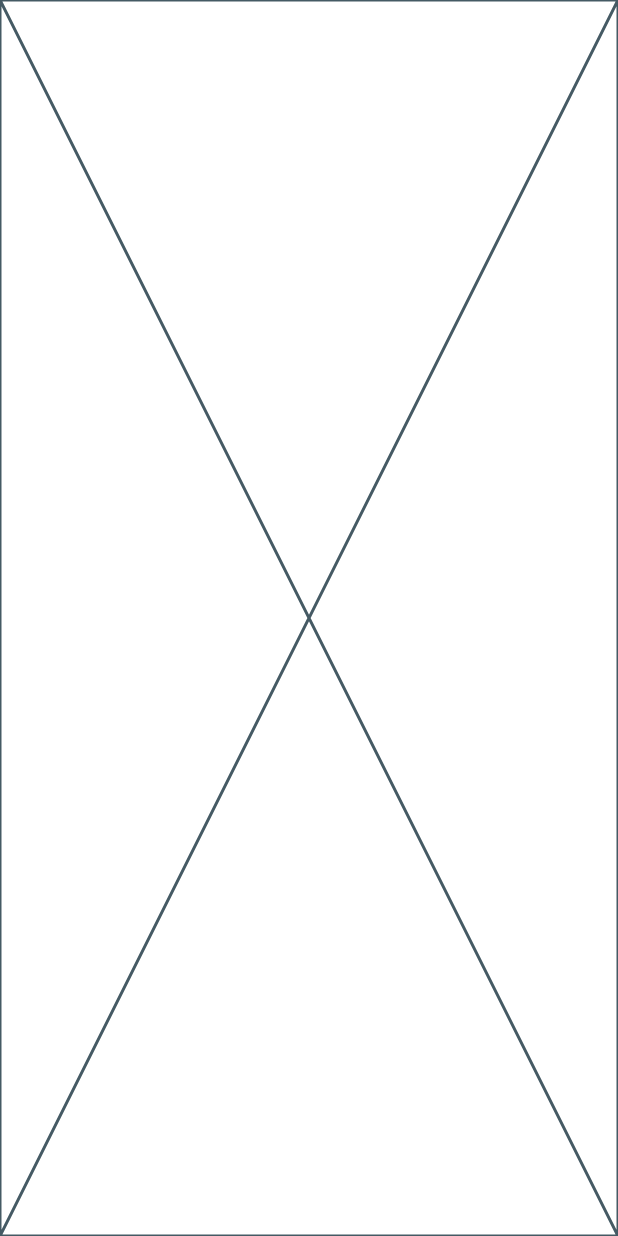
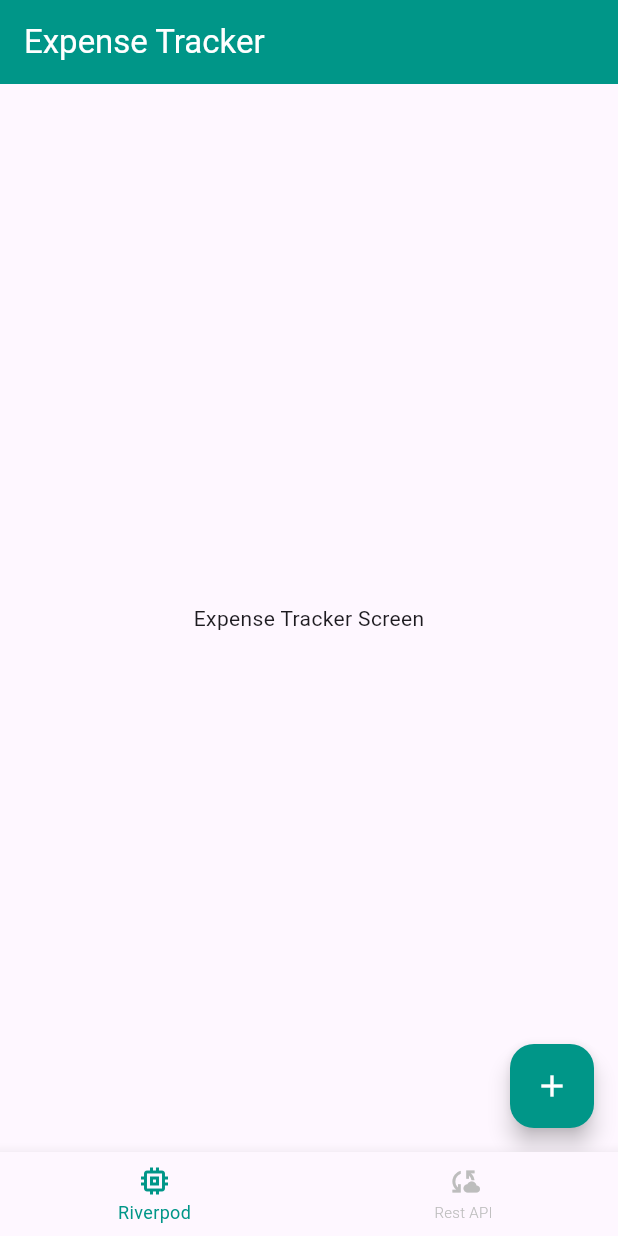
Before and after one commit to alikahfi275/flutter_case_study, a Flutter app: the screen it shows after launch, on a phone screen of 412 x 824 dp. Run offline on Flutter 3.47's test engine with Material 3 defaults, Android fonts, the phone set to English and light mode, and no system bars; our stand-ins replace dio, flutter_riverpod.

Commit message:
add screen expense and products

```diff
--- /dev/null
+++ b/lib/core/routes/bottom_nav.dart
@@ -0,0 +1,48 @@
+import 'package:case_study/data/bottom_nav_provider.dart';
+import 'package:flutter/material.dart';
+import 'package:flutter_riverpod/flutter_riverpod.dart';
+
+class BottomNav extends ConsumerWidget {
+  const BottomNav({super.key});
+
+  @override
+  Widget build(BuildContext context, WidgetRef ref) {
+    final currentIndex = ref.watch(bottomNavProvider);
+    final navController = ref.read(bottomNavProvider.notifier);
+
+    return Scaffold(
+      body: navController.pages[currentIndex],
+      bottomNavigationBar: BottomNavigationBar(
+        currentIndex: currentIndex,
+        onTap: (index) => navController.changePage(index),
+        type: BottomNavigationBarType.fixed,
+
+        selectedItemColor: Colors.teal,
+        unselectedItemColor: Colors.grey.shade400,
+
+        selectedIconTheme: const IconThemeData(size: 24, color: Colors.teal),
+        unselectedIconTheme: IconThemeData(
+          size: 22,
+          color: Colors.grey.shade400,
+        ),
+
+        selectedLabelStyle: const TextStyle(
+          fontSize: 12,
+          fontWeight: FontWeight.w400,
+        ),
+        unselectedLabelStyle: const TextStyle(
+          fontSize: 10,
+          fontWeight: FontWeight.w300,
+        ),
+
+        items: const [
+          BottomNavigationBarItem(icon: Icon(Icons.memory), label: 'Riverpod'),
+          BottomNavigationBarItem(
+            icon: Icon(Icons.cloud_sync),
+            label: 'Rest API',
+          ),
+        ],
+      ),
+    );
+  }
+}
--- /dev/null
+++ b/lib/data/bottom_nav_provider.dart
@@ -0,0 +1,17 @@
+import 'package:case_study/view/expense_tracker_screen.dart';
+import 'package:case_study/view/products_screen.dart';
+import 'package:flutter_riverpod/legacy.dart';
+
+class BottomNavNotifier extends StateNotifier<int> {
+  BottomNavNotifier() : super(0);
+
+  final pages = const [ExpenseTrackerScreen(), ProductsScreen()];
+
+  void changePage(int index) {
+    state = index;
+  }
+}
+
+final bottomNavProvider = StateNotifierProvider<BottomNavNotifier, int>((ref) {
+  return BottomNavNotifier();
+});
--- a/lib/main.dart
+++ b/lib/main.dart
@@ -1,7 +1,9 @@
+import 'package:case_study/core/routes/bottom_nav.dart';
 import 'package:flutter/material.dart';
+import 'package:flutter_riverpod/flutter_riverpod.dart';
 
 void main() {
-  runApp(const MyApp());
+  runApp(const ProviderScope(child: MyApp()));
 }
 
 class MyApp extends StatelessWidget {
@@ -9,6 +11,9 @@ class MyApp extends StatelessWidget {
 
   @override
   Widget build(BuildContext context) {
-    return const Placeholder();
+    return const MaterialApp(
+      debugShowCheckedModeBanner: false,
+      home: BottomNav(),
+    );
   }
 }
--- /dev/null
+++ b/lib/view/expense_tracker_screen.dart
@@ -0,0 +1,26 @@
+import 'package:flutter/material.dart';
+
+class ExpenseTrackerScreen extends StatelessWidget {
+  const ExpenseTrackerScreen({super.key});
+
+  @override
+  Widget build(BuildContext context) {
+    return Scaffold(
+      appBar: AppBar(
+        title: const Text(
+          'Expense Tracker',
+          style: TextStyle(color: Colors.white),
+        ),
+        backgroundColor: Colors.teal,
+      ),
+      body: const Center(child: Text('Expense Tracker Screen')),
+      floatingActionButton: FloatingActionButton(
+        onPressed: () {},
+        backgroundColor: Colors.teal,
+        foregroundColor: Colors.white,
+        child: const Icon(Icons.add),
+      ),
+      floatingActionButtonAnimator: FloatingActionButtonAnimator.scaling,
+    );
+  }
+}
--- a/pubspec.yaml
+++ b/pubspec.yaml
@@ -34,6 +34,8 @@ dependencies:
   # The following adds the Cupertino Icons font to your application.
   # Use with the CupertinoIcons class for iOS style icons.
   cupertino_icons: ^1.0.8
+  flutter_riverpod: ^3.0.3
+  dio: ^5.9.0
 
 dev_dependencies:
   flutter_test:
```
Also changed, not shown: lib/services/api_service.dart (added, +37 -0 lines), lib/view/products_screen.dart (added, +23 -0 lines), pubspec.lock.
